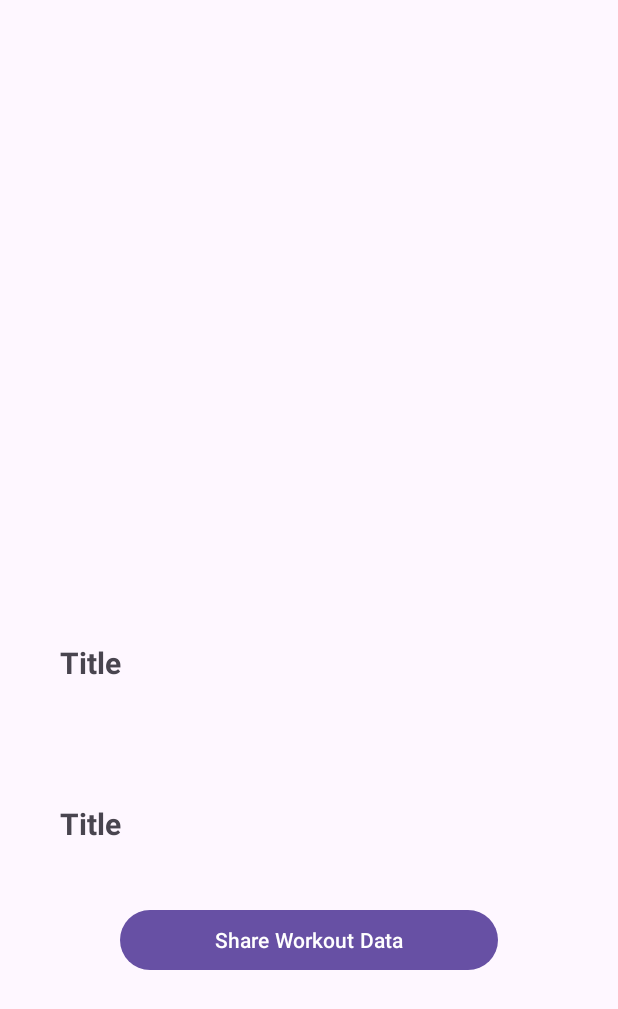
After one commit to Lakitha-Senarathna/JustRow, an Android app: the detailedView screen opened directly, with no data from a screen before it, on a phone screen of 412 x 824 dp. The commit adds this screen. Shown: the top 1009 px of the screen. Run offline under Robolectric (Android 15) with nearby library versions, the phone set to English and light mode, and no system bars; 1 statement that could not run was skipped.

Commit message:
Previous workout details access to user implemented with simple detail share functionality. Not tested yet.

```diff
--- a/app/src/main/AndroidManifest.xml
+++ b/app/src/main/AndroidManifest.xml
@@ -16,6 +16,9 @@
         android:supportsRtl="true"
         android:theme="@style/Theme.JustRow"
         tools:targetApi="31">
+        <activity
+            android:name=".detailedView"
+            android:exported="false" />
         <activity
             android:name=".saveSession"
             android:exported="false" />
--- /dev/null
+++ b/app/src/main/java/com/example/justrow/detailedView.java
@@ -0,0 +1,111 @@
+package com.example.justrow;
+
+import android.content.Intent;
+import android.os.Bundle;
+import android.view.View;
+import android.widget.Button;
+import android.widget.TextView;
+
+import androidx.activity.EdgeToEdge;
+import androidx.appcompat.app.AppCompatActivity;
+import androidx.core.graphics.Insets;
+import androidx.core.view.ViewCompat;
+import androidx.core.view.WindowInsetsCompat;
+
+public class detailedView extends AppCompatActivity {
+
+    private TextView detailedViewTitle, detailedViewDistance, detailedViewTime, detailedViewAvgSplit;
+    private Button shareWorkoutDetails;
+
+    @Override
+    protected void onCreate(Bundle savedInstanceState) {
+        super.onCreate(savedInstanceState);
+        setContentView(R.layout.detailed_view);
+
+        detailedViewTitle = findViewById(R.id.title);
+        detailedViewDistance = findViewById(R.id.distance);
+        detailedViewTime = findViewById(R.id.time);
+        detailedViewAvgSplit = findViewById(R.id.avgSplit);
+
+
+        Intent intent = getIntent();
+
+        String title = intent.getStringExtra("title");
+        String distance = intent.getStringExtra("distance");
+        String time = intent.getStringExtra("time");
+        String averageSplit = intent.getStringExtra("averageSplit");
+
+        detailedViewTitle.setText(title);
+        detailedViewDistance.setText(distance);
+
+        // Formatting time data into minute : seconds format
+        if  (time != null) {
+            int timeInt = Integer.parseInt(time);
+
+            if (timeInt > 60) {
+                int minutes = timeInt / 60;
+                int seconds = timeInt % 60;
+                detailedViewTime.setText(String.format("Time : %d:%d", minutes, seconds));
+            } else {
+                detailedViewTime.setText(String.format("Time : %d", timeInt));
+            }
+        }
+
+        // Formatting time AvgSplit into minute : seconds format
+        if (averageSplit != null) {
+            int avgSplitInt = Integer.parseInt(averageSplit);
+
+            if (avgSplitInt > 60) {
+                int minutes = avgSplitInt / 60;
+                int seconds = avgSplitInt % 60;
+                detailedViewAvgSplit.setText(String.format("Average Split : %d:%d", minutes, seconds));
+            }
+            else {
+                detailedViewAvgSplit.setText(String.format("Average Split : %d", avgSplitInt));
+            }
+        }
+
+        shareWorkoutDetails.setOnClickListener(new View.OnClickListener() {
+            @Override
+            public void onClick(View v) {
+                Intent shareIntent = new Intent(Intent.ACTION_SEND);
+                shareIntent.setType("text/plain");
+
+                // To create full, single text to be shared
+                StringBuilder shareText = new StringBuilder();
+
+                shareText.append(String.format("Workout Title : %s\n", title));
+                shareText.append(String.format("Distance : %s\n", distance));
+
+                // Formating Time into minute : seconds format
+                if  (time != null) {
+                    int timeInt = Integer.parseInt(time);
+
+                    if (timeInt > 60) {
+                        int minutes = timeInt / 60;
+                        int seconds = timeInt % 60;
+                        shareText.append(String.format("Time : %d:%02d\n", minutes, seconds));
+                    } else {
+                        shareText.append(String.format("Time : %02d\n", timeInt));
+                    }
+                }
+
+                // Formating AvgSplit into minute : seconds format
+                if (averageSplit != null) {
+                    int avgSplitInt = Integer.parseInt(averageSplit);
+
+                    if (avgSplitInt > 60) {
+                        int minutes = avgSplitInt / 60;
+                        int seconds = avgSplitInt % 60;
+                        shareText.append(String.format("Average Split : %d:%02d\n", minutes, seconds));
+                    }
+                    else {
+                        shareText.append(String.format("Average Split : %02d\n", avgSplitInt));
+                    }
+                }
+                shareIntent.putExtra(Intent.EXTRA_TEXT, shareText.toString());
+                startActivity(Intent.createChooser(shareIntent, "Share Workout Data"));
+            }
+        });
+    }
+}
--- /dev/null
+++ b/app/src/main/res/layout/detailed_view.xml
@@ -0,0 +1,56 @@
+<?xml version="1.0" encoding="utf-8"?>
+<LinearLayout xmlns:android="http://schemas.android.com/apk/res/android"
+    xmlns:app="http://schemas.android.com/apk/res-auto"
+    xmlns:tools="http://schemas.android.com/tools"
+    android:id="@+id/main"
+    android:layout_width="match_parent"
+    android:layout_height="match_parent"
+    android:gravity="center"
+    tools:context=".detailedView"
+    android:orientation="vertical">
+
+    <TextView
+        android:layout_width="match_parent"
+        android:layout_height="wrap_content"
+        android:id="@+id/title"
+        android:layout_margin="40dp"
+        android:text="Title"
+        android:textSize="20sp"
+        android:textStyle="bold"/>
+
+    <TextView
+        android:layout_width="match_parent"
+        android:layout_height="wrap_content"
+        android:id="@+id/distance"
+        android:layout_margin="40dp"
+        android:text="Title"
+        android:textSize="20sp"
+        android:textStyle="bold"/>
+
+    <TextView
+        android:layout_width="match_parent"
+        android:layout_height="wrap_content"
+        android:id="@+id/time"
+        android:layout_margin="40dp"
+        android:text="Title"
+        android:textSize="20sp"
+        android:textStyle="bold"/>
+
+    <TextView
+        android:layout_width="match_parent"
+        android:layout_height="wrap_content"
+        android:id="@+id/avgSplit"
+        android:layout_margin="40dp"
+        android:text="Title"
+        android:textSize="20sp"
+        android:textStyle="bold"/>
+
+    <Button
+        android:layout_width="match_parent"
+        android:layout_height="wrap_content"
+        android:id="@+id/shareButton"
+        android:layout_marginRight="80dp"
+        android:layout_marginLeft="80dp"
+        android:text="Share Workout Data"/>
+
+</LinearLayout>
--- a/app/src/main/res/layout/previous_sessions.xml
+++ b/app/src/main/res/layout/previous_sessions.xml
@@ -22,6 +22,6 @@
     <ListView
         android:layout_width="match_parent"
         android:layout_height="match_parent"
-        android:id="@+id/listView"/>
+        android:id="@+id/listview"/>
 
 </LinearLayout>
```
Also changed, not shown: app/src/main/java/com/example/justrow/customWorkout.java (+11 -6 lines), app/src/main/java/com/example/justrow/dashboard.java (+9 -0 lines), app/src/main/java/com/example/justrow/justRow.java (+9 -1 lines), app/src/main/java/com/example/justrow/previousSessions.java (+94 -0 lines), app/src/main/java/com/example/justrow/registrationPage.java (+9 -0 lines), app/src/main/java/com/example/justrow/saveSession.java (+9 -0 lines).
